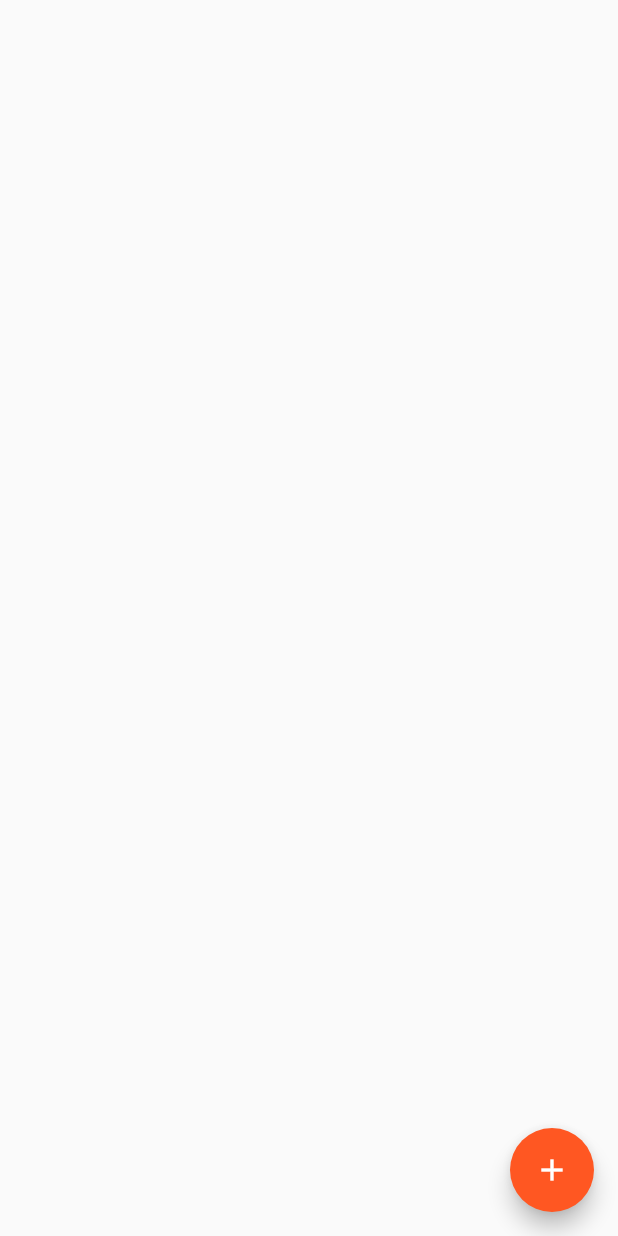
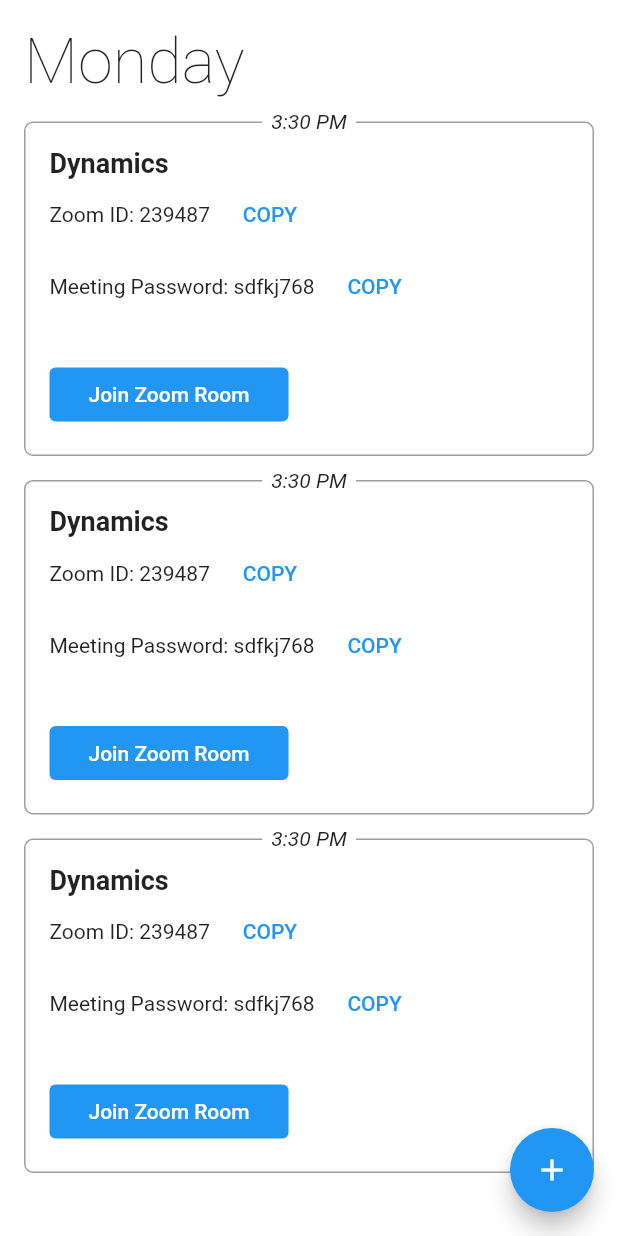
Before and after one commit to bcamp1/zoom-helper, a Flutter app: the screen it shows after launch, on a phone screen of 412 x 824 dp. Run offline on Flutter 3.47's test engine with Material 2 defaults, Android fonts, the phone set to English and light mode, and no system bars; missing offline and left inert: clipboard; Roboto replaces fonts that are missing (Hind).

Commit message:
created MeetingWidget, MeetingListWidget

```diff
--- a/lib/home.dart
+++ b/lib/home.dart
@@ -1,6 +1,17 @@
 import 'package:flutter/material.dart';
 import 'package:url_launcher/url_launcher.dart';
 import 'package:clipboard/clipboard.dart';
+import 'package:zoom/meeting.dart';
+import 'package:zoom/meeting_list.dart';
+
+List<Meeting> meetings = [
+  Meeting("Dynamics", TimeOfDay(hour: 15, minute: 30), "239487",
+      password: "sdfkj768"),
+  Meeting("Dynamics", TimeOfDay(hour: 15, minute: 30), "239487",
+      password: "sdfkj768"),
+  Meeting("Dynamics", TimeOfDay(hour: 15, minute: 30), "239487",
+      password: "sdfkj768"),
+];
 
 class HomePage extends StatefulWidget {
   @override
@@ -8,13 +19,14 @@
 }
 
 class _HomePageState extends State<HomePage> {
+  final GlobalKey<ScaffoldState> _scaffoldKey = new GlobalKey<ScaffoldState>();
   @override
   Widget build(BuildContext context) {
     return Scaffold(
-      floatingActionButton: FloatingActionButton(
-        child: Icon(Icons.add),
-        onPressed: () {},
-      ),
-    );
+        floatingActionButton: FloatingActionButton(
+          child: Icon(Icons.add),
+          onPressed: () {},
+        ),
+        body: MeetingList(initialMeetingList: meetings, title: "Monday"));
   }
 }
--- a/lib/main.dart
+++ b/lib/main.dart
@@ -5,10 +5,10 @@
   runApp(MaterialApp(
     theme: ThemeData(
       brightness: Brightness.light,
-      primarySwatch: Colors.deepOrange,
+      primarySwatch: Colors.blue,
+      scaffoldBackgroundColor: Colors.white,
 
       // Define the default font family.
-      fontFamily: 'Georgia',
 
       // Define the default TextTheme. Use this to specify the default
       // text styling for headlines, titles, bodies of text, and more.
--- /dev/null
+++ b/lib/meeting.dart
@@ -0,0 +1,99 @@
+import 'package:flutter/material.dart';
+
+class Meeting {
+  String name;
+  TimeOfDay time;
+  String id;
+  String password;
+  bool inPerson;
+
+  Meeting(this.name, this.time, this.id,
+      {this.inPerson = false, this.password = ""});
+}
+
+class MeetingWidget extends StatelessWidget {
+  final Meeting meeting;
+
+  MeetingWidget(
+    this.meeting,
+  );
+
+  @override
+  Widget build(BuildContext context) {
+    final hour = meeting.time.hour;
+    final minute = meeting.time.minute;
+    final suffix = hour > 11 ? "PM" : "AM";
+    final displayHour = hour > 11 ? (hour - 12) : hour;
+    return Stack(
+      children: [
+        Container(
+            margin: EdgeInsets.only(top: 16),
+            child: FractionallySizedBox(
+                widthFactor: 1.0,
+                child: Container(
+                    margin: EdgeInsets.symmetric(horizontal: 16),
+                    child: Container(
+                      decoration: BoxDecoration(
+                          borderRadius: BorderRadius.circular(6),
+                          border: Border.all(
+                              color: Colors.grey,
+                              width: 1,
+                              style: BorderStyle.solid)),
+                      padding:
+                          EdgeInsets.symmetric(horizontal: 16, vertical: 16),
+                      child: Column(
+                          crossAxisAlignment: CrossAxisAlignment.start,
+                          children: [
+                            Text(meeting.name,
+                                style: TextStyle(
+                                    fontSize: 18, fontWeight: FontWeight.bold)),
+                            Row(children: [
+                              Text("Zoom ID: ${meeting.id}"),
+                              SizedBox(width: 8),
+                              TextButton(
+                                child: Text("COPY"),
+                                onPressed: () {
+                                  final snackBar = SnackBar(
+                                      content: Text('Zoom ID Copied!'));
+                                  ScaffoldMessenger.of(context)
+                                      .showSnackBar(snackBar);
+                                },
+                              ),
+                            ]),
+                            meeting.password != ""
+                                ? Row(
+                                    children: [
+                                      Text(
+                                          "Meeting Password: ${meeting.password}"),
+                                      SizedBox(width: 8),
+                                      TextButton(
+                                        child: Text("COPY"),
+                                        onPressed: () {},
+                                      ),
+                                    ],
+                                  )
+                                : Container(),
+                            SizedBox(height: 24),
+                            ElevatedButton(
+                              style: ButtonStyle(
+                                elevation: MaterialStateProperty.all(0),
+                              ),
+                              child: Container(
+                                  padding: EdgeInsets.all(10),
+                                  child: Text("Join Zoom Room")),
+                              onPressed: () {},
+                            )
+                          ]),
+                    )))),
+        Align(
+            alignment: Alignment.topCenter,
+            child: Container(
+                margin: EdgeInsets.only(top: 8),
+                padding: EdgeInsets.symmetric(horizontal: 6),
+                color: Colors.white,
+                child: Text("$displayHour:$minute $suffix",
+                    style: TextStyle(fontStyle: FontStyle.italic))))
+      ],
+    );
+  }
+}
--- /dev/null
+++ b/lib/meeting_list.dart
@@ -0,0 +1,39 @@
+import 'package:flutter/material.dart';
+import 'meeting.dart';
+
+class MeetingList extends StatefulWidget {
+  final List<Meeting> initialMeetingList;
+  final String title;
+
+  MeetingList({this.initialMeetingList, this.title});
+
+  @override
+  _MeetingListState createState() => _MeetingListState();
+}
+
+class _MeetingListState extends State<MeetingList> {
+  List<Meeting> _meetings;
+
+  @override
+  void initState() {
+    super.initState();
+    _meetings = widget.initialMeetingList.toList();
+  }
+
+  @override
+  Widget build(BuildContext context) {
+    return AnimatedList(
+        initialItemCount: widget.initialMeetingList.length + 1,
+        shrinkWrap: false,
+        itemBuilder: (context, index, animation) {
+          if (index == 0) {
+            return Container(
+                margin: EdgeInsets.fromLTRB(16, 16, 16, 0),
+                child: Text(widget.title,
+                    style:
+                        TextStyle(fontSize: 42, fontWeight: FontWeight.w200)));
+          }
+          return MeetingWidget(_meetings[index - 1]);
+        });
+  }
+}
--- a/pubspec.yaml
+++ b/pubspec.yaml
@@ -23,6 +23,7 @@
 dependencies:
   url_launcher: ^5.5.2
   clipboard: ^0.1.2+8
+  google_fonts: ^1.1.1
   flutter:
     sdk: flutter
 
```
Also changed, not shown: pubspec.lock, 2 other files.
